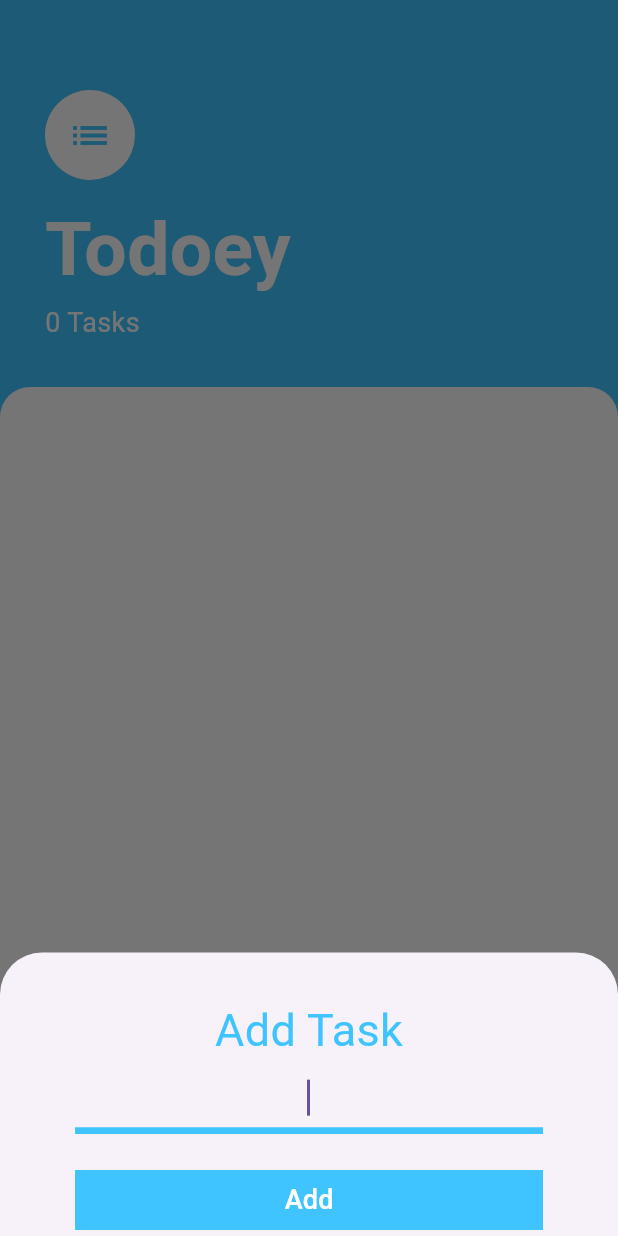
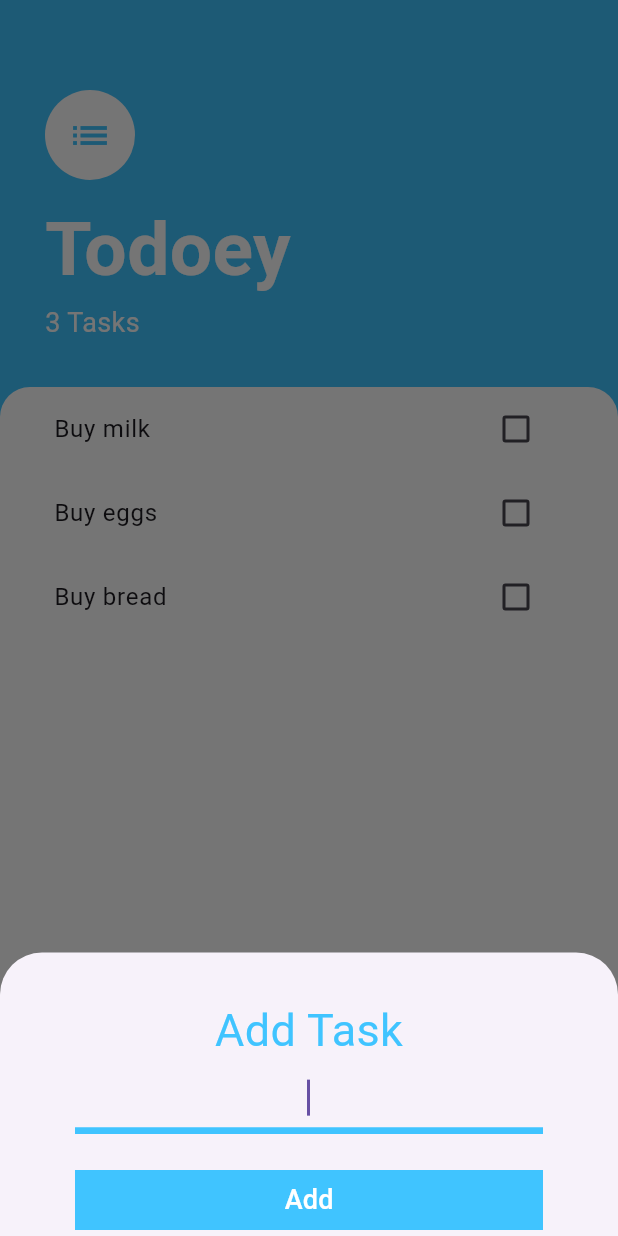
Before and after one commit to EberronBruce/todoey_flutter, a Flutter app: the screen it shows after launch, after a tap on the "add" icon, on a phone screen of 412 x 824 dp. Run offline on Flutter 3.47's test engine with Material 3 defaults, Android fonts, the phone set to English and light mode, and no system bars.

```diff
--- a/lib/main.dart
+++ b/lib/main.dart
@@ -1,4 +1,6 @@
 import 'package:flutter/material.dart';
+import 'package:provider/provider.dart';
+import 'package:todoey_flutter/models/task_data.dart';
 import 'package:todoey_flutter/screens/tasks_screen.dart';
 
 void main() {
@@ -10,6 +12,9 @@ class MyApp extends StatelessWidget {
 
   @override
   Widget build(BuildContext context) {
-    return const MaterialApp(home: TasksScreen());
+    return ChangeNotifierProvider(
+      create: (context) => TaskData(),
+      child: const MaterialApp(home: TasksScreen()),
+    );
   }
 }
--- /dev/null
+++ b/lib/models/task_data.dart
@@ -0,0 +1,39 @@
+import 'package:flutter/foundation.dart';
+import 'package:todoey_flutter/models/task.dart';
+import 'dart:collection';
+
+class TaskData extends ChangeNotifier {
+  // Corrected field initialization
+  final List<Task> _tasks = [
+    // Use 'final' if the list instance itself won't be replaced
+    Task(name: 'Buy milk'),
+    Task(name: 'Buy eggs'),
+    Task(name: 'Buy bread'),
+  ];
+
+  UnmodifiableListView<Task> get tasks {
+    return UnmodifiableListView(_tasks);
+  }
+
+  int get taskCount {
+    return _tasks.length;
+  }
+
+  void addTask(String newTaskTitle) {
+    final task = Task(name: newTaskTitle);
+    _tasks.add(task); // Now this adds to the persistent _tasks list
+    notifyListeners();
+  }
+
+  void updateTask(Task task) {
+    // Ensure the task is actually part of the list if you were to search for it.
+    // Here, we assume 'task' is an object that is already in _tasks.
+    task.toggleDone();
+    notifyListeners();
+  }
+
+  void deleteTask(Task task) {
+    _tasks.remove(task); // This removes from the persistent _tasks list
+    notifyListeners();
+  }
+}
--- a/lib/screens/add_task_screen.dart
+++ b/lib/screens/add_task_screen.dart
@@ -1,9 +1,10 @@
 import 'package:flutter/material.dart';
+import 'package:provider/provider.dart';
 import 'package:todoey_flutter/constants.dart';
+import 'package:todoey_flutter/models/task_data.dart';
 
 class AddTaskScreen extends StatefulWidget {
-  final Function addTask;
-  const AddTaskScreen({super.key, required this.addTask});
+  const AddTaskScreen({super.key});
 
   @override
   State<AddTaskScreen> createState() => _AddTaskScreenState();
@@ -43,7 +44,11 @@ class _AddTaskScreenState extends State<AddTaskScreen> {
             style: kFillButtonStyle,
             onPressed: () {
               if (newTaskTitle != null && newTaskTitle!.isNotEmpty) {
-                widget.addTask(newTaskTitle);
+                Provider.of<TaskData>(
+                  context,
+                  listen: false,
+                ).addTask(newTaskTitle!);
+                Navigator.pop(context);
               }
             },
             child: Text('Add', style: TextStyle(fontSize: 18)),
--- a/lib/screens/tasks_screen.dart
+++ b/lib/screens/tasks_screen.dart
@@ -1,17 +1,11 @@
 import 'package:flutter/material.dart';
+import 'package:provider/provider.dart';
 import 'package:todoey_flutter/widgets/task_list.dart';
 import 'package:todoey_flutter/screens/add_task_screen.dart';
-import 'package:todoey_flutter/models/task.dart';
+import '../models/task_data.dart';
 
-class TasksScreen extends StatefulWidget {
+class TasksScreen extends StatelessWidget {
   const TasksScreen({super.key});
-
-  @override
-  State<TasksScreen> createState() => _TasksScreenState();
-}
-
-class _TasksScreenState extends State<TasksScreen> {
-  List<Task> tasks = [];
 
   @override
   Widget build(BuildContext context) {
@@ -27,7 +21,7 @@ class _TasksScreenState extends State<TasksScreen> {
               bottom: 30.0,
               left: 30.0,
             ),
-            child: HeaderColumn(taskCount: tasks.length),
+            child: HeaderColumn(),
           ),
           Expanded(
             child: Container(
@@ -39,7 +33,7 @@ class _TasksScreenState extends State<TasksScreen> {
                   topLeft: Radius.circular(20.0),
                 ),
               ),
-              child: TasksList(tasks: tasks),
+              child: TasksList(),
             ),
           ),
         ],
@@ -57,14 +51,7 @@ class _TasksScreenState extends State<TasksScreen> {
                 padding: EdgeInsets.only(
                   bottom: MediaQuery.of(context).viewInsets.bottom,
                 ),
-                child: AddTaskScreen(
-                  addTask: (newTaskTitle) {
-                    setState(() {
-                      tasks.add(Task(name: newTaskTitle));
-                    });
-                    Navigator.pop(context);
-                  },
-                ),
+                child: AddTaskScreen(),
               ),
             ),
           );
@@ -75,8 +62,7 @@ class _TasksScreenState extends State<TasksScreen> {
 }
 
 class HeaderColumn extends StatelessWidget {
-  final int taskCount;
-  const HeaderColumn({super.key, required this.taskCount});
+  const HeaderColumn({super.key});
 
   @override
   Widget build(BuildContext context) {
@@ -98,7 +84,7 @@ class HeaderColumn extends StatelessWidget {
           ),
         ),
         Text(
-          '$taskCount Tasks',
+          '${Provider.of<TaskData>(context).taskCount} Tasks',
           style: TextStyle(color: Colors.white, fontSize: 18.0),
         ),
       ],
--- a/lib/widgets/task_list.dart
+++ b/lib/widgets/task_list.dart
@@ -1,32 +1,32 @@
 import 'package:flutter/material.dart';
 import 'task_tile.dart';
-import 'package:todoey_flutter/models/task.dart';
+import 'package:provider/provider.dart';
+import 'package:todoey_flutter/models/task_data.dart';
 
-class TasksList extends StatefulWidget {
-  final List<Task> tasks;
-  const TasksList({super.key, required this.tasks});
-
-  @override
-  State<TasksList> createState() => _TasksListState();
-}
-
-class _TasksListState extends State<TasksList> {
+class TasksList extends StatelessWidget {
+  const TasksList({super.key});
   @override
   Widget build(BuildContext context) {
-    return ListView.builder(
-      itemBuilder: (context, index) {
-        return TaskTile(
-          isChecked: widget.tasks[index].isDone,
-          taskTitle: widget.tasks[index].name,
-          onChange: (checkboxState) {
-            if (checkboxState == null) return;
-            setState(() {
-              widget.tasks[index].toggleDone();
-            });
+    return Consumer<TaskData>(
+      builder: (context, taskData, child) {
+        return ListView.builder(
+          itemBuilder: (context, index) {
+            final task = taskData.tasks[index];
+            return TaskTile(
+              isChecked: task.isDone,
+              taskTitle: task.name,
+              onChange: (checkboxState) {
+                if (checkboxState == null) return;
+                taskData.updateTask(task);
+              },
+              longPressCallback: () {
+                taskData.deleteTask(task);
+              },
+            );
           },
+          itemCount: taskData.taskCount,
         );
       },
-      itemCount: widget.tasks.length,
     );
   }
 }
--- a/lib/widgets/task_tile.dart
+++ b/lib/widgets/task_tile.dart
@@ -4,12 +4,14 @@ class TaskTile extends StatelessWidget {
   final bool isChecked;
   final String taskTitle;
   final ValueChanged onChange;
+  final GestureLongPressCallback longPressCallback;
 
   const TaskTile({
     super.key,
     required this.isChecked,
     required this.taskTitle,
     required this.onChange,
+    required this.longPressCallback,
   });
 
   @override
@@ -26,6 +28,7 @@ class TaskTile extends StatelessWidget {
         value: isChecked,
         onChanged: onChange,
       ),
+      onLongPress: longPressCallback,
     );
   }
 }
--- a/pubspec.yaml
+++ b/pubspec.yaml
@@ -34,6 +34,7 @@ dependencies:
   # The following adds the Cupertino Icons font to your application.
   # Use with the CupertinoIcons class for iOS style icons.
   cupertino_icons: ^1.0.8
+  provider: ^6.1.5
 
 dev_dependencies:
   flutter_test:
```
Also changed, not shown: pubspec.lock.
